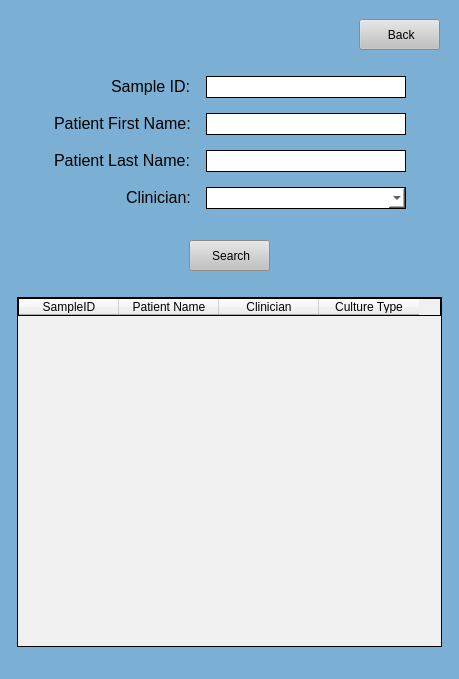
Kasmanian/COMBDb-oldgen, file UI Screens/COMBdb_Advanced_Search_Form2.ui: the form before one commit.
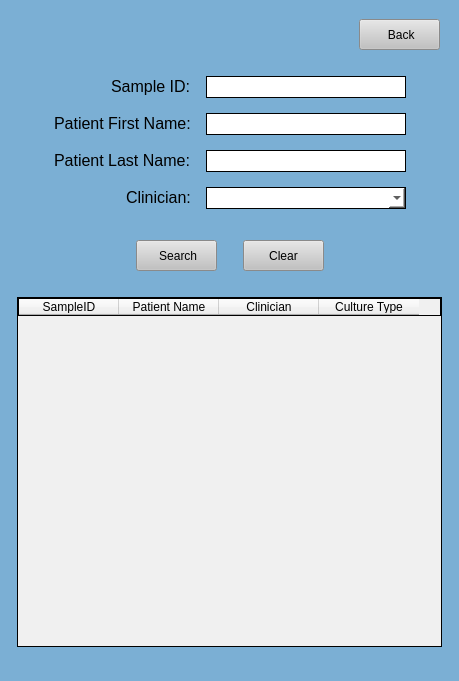
The form after the commit.

What changed in the file:
```diff
--- a/UI Screens/COMBdb_Advanced_Search_Form2.ui
+++ b/UI Screens/COMBdb_Advanced_Search_Form2.ui
@@ -7,7 +7,7 @@
     <x>0</x>
     <y>0</y>
     <width>459</width>
-    <height>679</height>
+    <height>681</height>
    </rect>
   </property>
   <property name="windowTitle">
@@ -307,7 +307,34 @@
         </property>
        </spacer>
       </item>
-      <item alignment="Qt::AlignHCenter">
+      <item>
+       <layout class="QHBoxLayout" name="horizontalLayout_3">
+        <property name="leftMargin">
+         <number>0</number>
+        </property>
+        <property name="topMargin">
+         <number>0</number>
+        </property>
+        <property name="rightMargin">
+         <number>0</number>
+        </property>
+        <property name="bottomMargin">
+         <number>0</number>
+        </property>
+        <item>
+         <spacer name="horizontalSpacer_8">
+          <property name="orientation">
+           <enum>Qt::Horizontal</enum>
+          </property>
+          <property name="sizeHint" stdset="0">
+           <size>
+            <width>40</width>
+            <height>20</height>
+           </size>
+          </property>
+         </spacer>
+        </item>
+        <item>
        <widget class="QPushButton" name="find">
         <property name="minimumSize">
          <size>
@@ -343,6 +370,72 @@
        </widget>
       </item>
       <item>
+         <spacer name="horizontalSpacer_9">
+          <property name="orientation">
+           <enum>Qt::Horizontal</enum>
+          </property>
+          <property name="sizeType">
+           <enum>QSizePolicy::Minimum</enum>
+          </property>
+          <property name="sizeHint" stdset="0">
+           <size>
+            <width>20</width>
+            <height>20</height>
+           </size>
+          </property>
+         </spacer>
+        </item>
+        <item>
+         <widget class="QPushButton" name="clear">
+          <property name="minimumSize">
+           <size>
+            <width>81</width>
+            <height>31</height>
+           </size>
+          </property>
+          <property name="maximumSize">
+           <size>
+            <width>81</width>
+            <height>31</height>
+           </size>
+          </property>
+          <property name="cursor">
+           <cursorShape>PointingHandCursor</cursorShape>
+          </property>
+          <property name="styleSheet">
+           <string notr="true">QPushButton:hover {
+	 background-color: rgb(210, 210, 210);
+}
+
+QPushButton:focus {
+	background-color: rgb(210, 210, 210);
+}
+
+QPushButton {
+	background-color: rgb(193, 193, 193);
+}</string>
+          </property>
+          <property name="text">
+           <string>Clear</string>
+          </property>
+         </widget>
+        </item>
+        <item>
+         <spacer name="horizontalSpacer_10">
+          <property name="orientation">
+           <enum>Qt::Horizontal</enum>
+          </property>
+          <property name="sizeHint" stdset="0">
+           <size>
+            <width>40</width>
+            <height>20</height>
+           </size>
+          </property>
+         </spacer>
+        </item>
+       </layout>
+      </item>
+      <item>
        <spacer name="verticalSpacer">
         <property name="orientation">
          <enum>Qt::Vertical</enum>
```
Left out of the diff: 10 changed lines with no effect on the pictures. Lines whose indentation alone changed are shown as unchanged.
